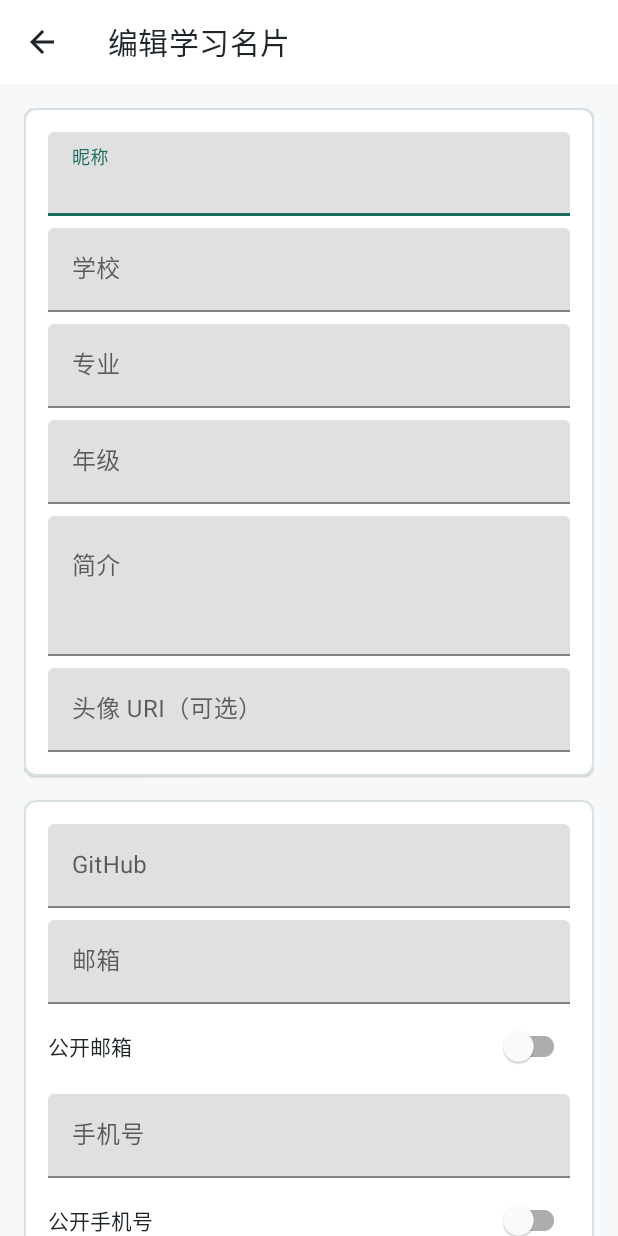
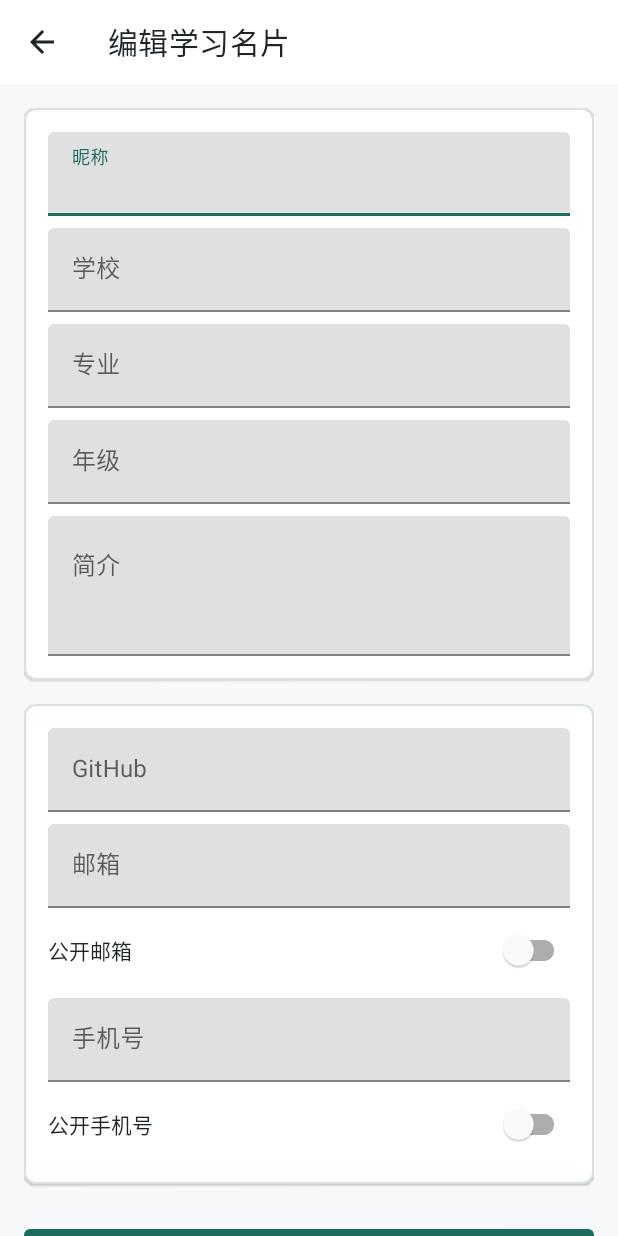
Before and after one commit to Orien233/Campus-Mate, an Android app: the EditProfileActivity screen opened directly, with no data from a screen before it, on a phone screen of 412 x 824 dp. Run offline under Robolectric (Android 15) with nearby library versions, the light colour scheme and no system bars.

Commit message:
chore: hide unfinished avatar profile entry

```diff
--- a/app/src/main/java/com/example/campusmate/ui/profile/EditProfileActivity.kt
+++ b/app/src/main/java/com/example/campusmate/ui/profile/EditProfileActivity.kt
@@ -55,7 +55,6 @@ class EditProfileActivity : AppCompatActivity() {
         findViewById<TextInputEditText>(R.id.majorInput).setText(profile.major)
         findViewById<TextInputEditText>(R.id.gradeInput).setText(profile.grade)
         findViewById<TextInputEditText>(R.id.bioInput).setText(profile.bio)
-        findViewById<TextInputEditText>(R.id.avatarUriInput).setText(profile.avatarUri)
         findViewById<TextInputEditText>(R.id.githubInput).setText(profile.github)
         findViewById<TextInputEditText>(R.id.emailInput).setText(profile.email)
         findViewById<TextInputEditText>(R.id.phoneInput).setText(profile.phone)
@@ -78,7 +77,7 @@ class EditProfileActivity : AppCompatActivity() {
             major = inputTextOrNull(R.id.majorInput),
             grade = inputTextOrNull(R.id.gradeInput),
             bio = inputTextOrNull(R.id.bioInput),
-            avatarUri = inputTextOrNull(R.id.avatarUriInput),
+            avatarUri = null,
             github = inputTextOrNull(R.id.githubInput),
             email = inputTextOrNull(R.id.emailInput),
             phone = inputTextOrNull(R.id.phoneInput),
--- a/app/src/main/res/layout/activity_edit_profile.xml
+++ b/app/src/main/res/layout/activity_edit_profile.xml
@@ -108,19 +108,6 @@
                             android:minLines="3" />
                     </com.google.android.material.textfield.TextInputLayout>
 
-                    <com.google.android.material.textfield.TextInputLayout
-                        android:layout_width="match_parent"
-                        android:layout_height="wrap_content"
-                        android:layout_marginTop="@dimen/space_s"
-                        android:hint="@string/profile_avatar_uri">
-
-                        <com.google.android.material.textfield.TextInputEditText
-                            android:id="@+id/avatarUriInput"
-                            android:layout_width="match_parent"
-                            android:layout_height="wrap_content"
-                            android:inputType="textUri"
-                            android:maxLines="1" />
-                    </com.google.android.material.textfield.TextInputLayout>
                 </LinearLayout>
             </com.google.android.material.card.MaterialCardView>
 
--- a/app/src/main/res/values/strings.xml
+++ b/app/src/main/res/values/strings.xml
@@ -261,7 +261,6 @@
     <string name="profile_major">专业</string>
     <string name="profile_grade">年级</string>
     <string name="profile_bio">简介</string>
-    <string name="profile_avatar_uri">头像 URI（可选）</string>
     <string name="profile_github">GitHub</string>
     <string name="profile_email">邮箱</string>
     <string name="profile_phone">手机号</string>
```
Also changed, not shown: app/src/main/java/com/example/campusmate/data/repository/UserProfileRepository.kt (+0 -15 lines), 2 other files.
